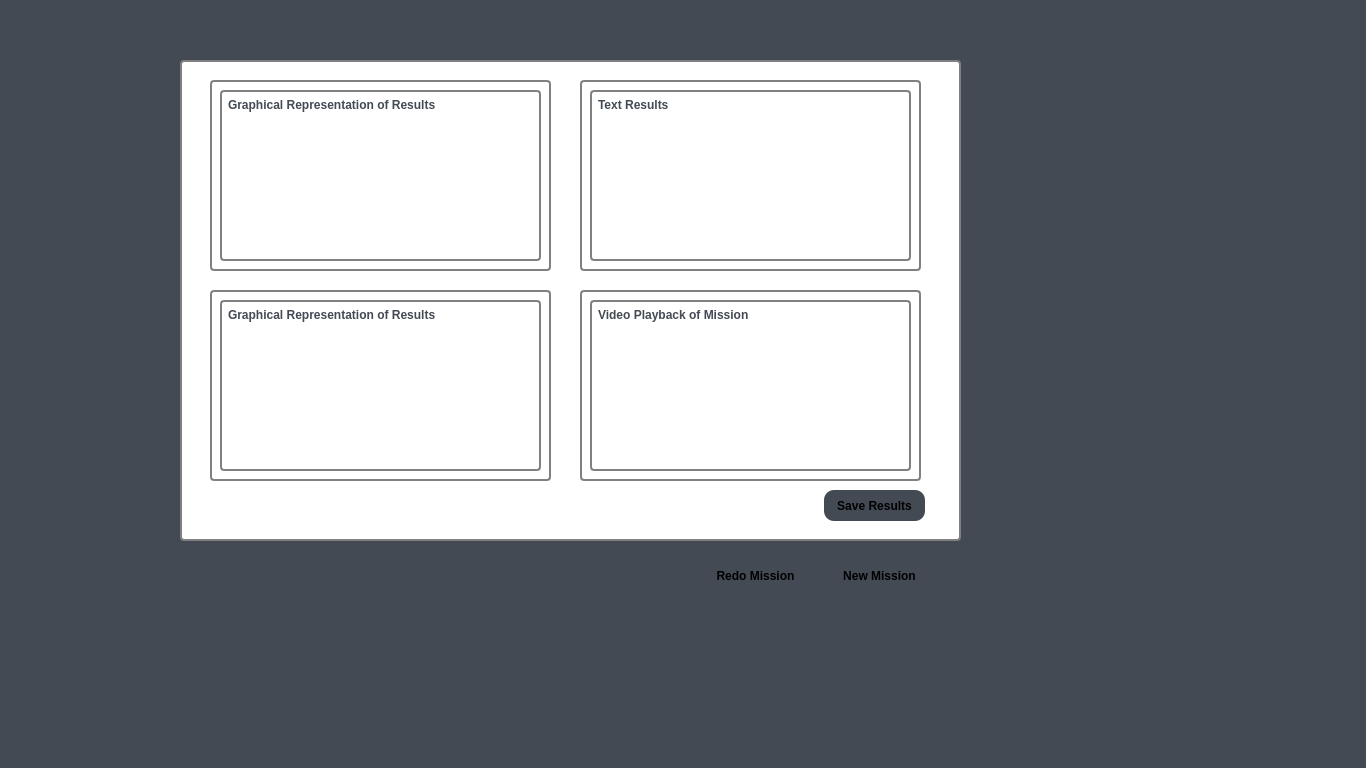
Above: GUI/UAV-Forge-New/missionrecap.ui from UCI-UAVForge/GroundStation before the change. Below: the same form after it.
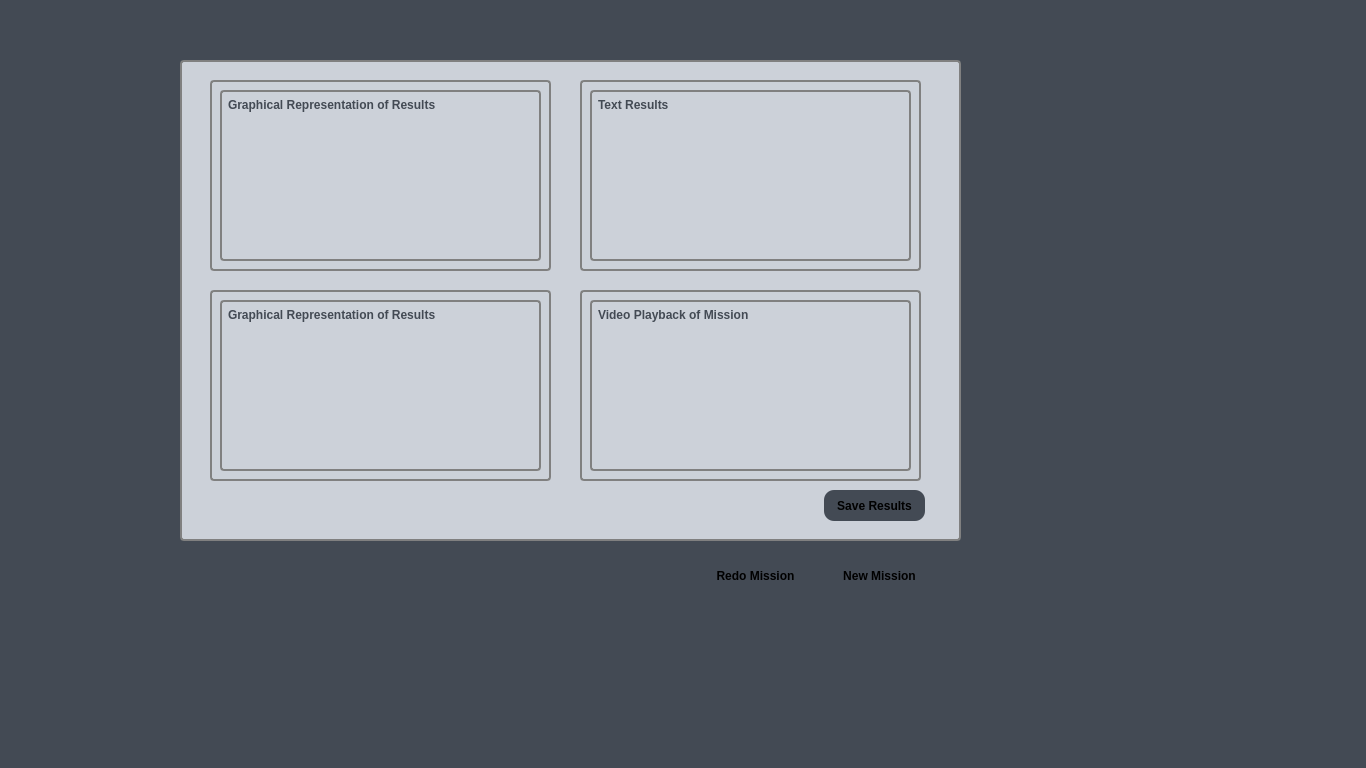
That is the form after the change.

Commit message: changed the color of remaining buttons to darker grey

The edit to the form file:
```diff
--- a/GUI/UAV-Forge-New/missionrecap.ui
+++ b/GUI/UAV-Forge-New/missionrecap.ui
@@ -93,7 +93,7 @@
      padding: 2px;
 	 color: #434A54;
 	 font-weight: bold;
-     background-color: #ffffff;
+     background-color: #CCD1D9;
  }</string>
    </property>
    <property name="frameShape">
@@ -132,7 +132,7 @@
      padding: 2px;
 	 color: #434A54;
 	 font-weight: bold;
-     background-color: #ffffff;
+     background-color: #CCD1D9;
  }</string>
    </property>
    <property name="frameShape">
@@ -171,7 +171,7 @@
      padding: 2px;
 	 color: #434A54;
 	 font-weight: bold;
-     background-color: #ffffff;
+     background-color: #CCD1D9;
  }</string>
    </property>
    <property name="frameShape">
@@ -210,7 +210,7 @@
      padding: 2px;
 	 color: #434A54;
 	 font-weight: bold;
-     background-color: #ffffff;
+     background-color: #CCD1D9;
  }</string>
    </property>
    <property name="frameShape">
@@ -249,7 +249,7 @@
      padding: 2px;
 	 color: #434A54;
 	 font-weight: bold;
-     background-color: #ffffff;
+     background-color: #CCD1D9;
  }</string>
    </property>
    <property name="frameShape">
```
The commit also changes 15 other files.
